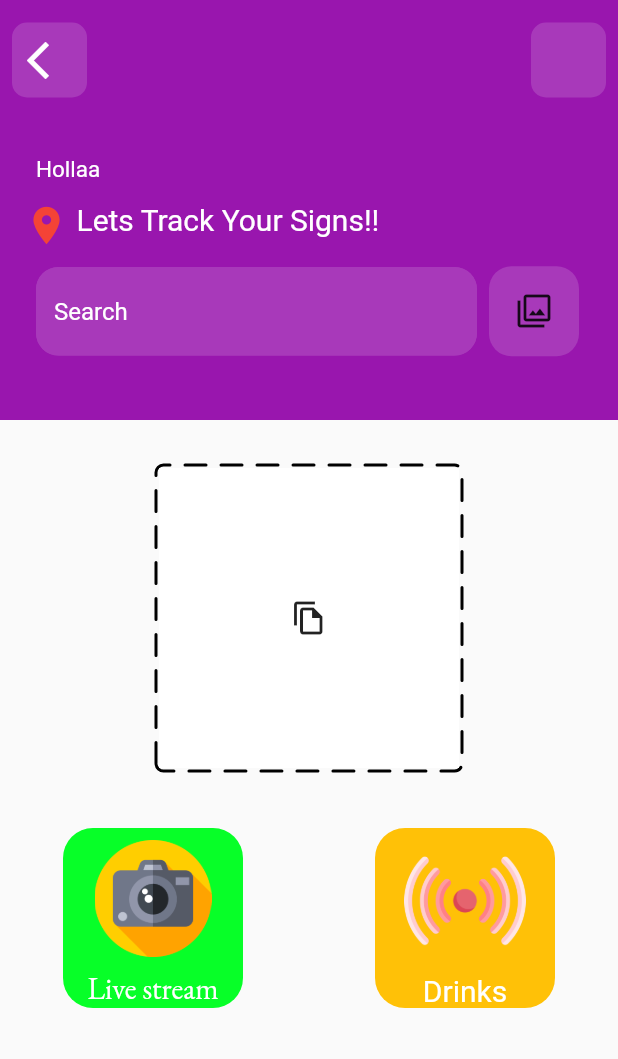
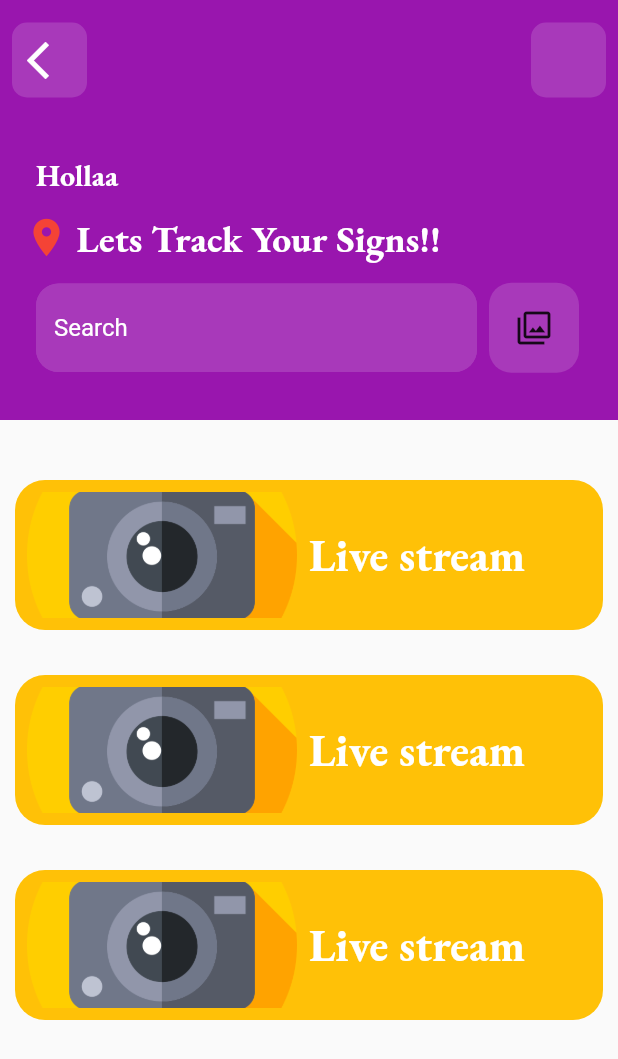
Before and after one commit to sheraz-bajwa/ML_project_Flutter, a Flutter app: the screen it shows after launch, on a phone screen of 412 x 824 dp. Shown: the top 1059 px of the screen. Run offline on Flutter 3.47's test engine with Material 2 defaults, Android fonts, the phone set to English and light mode, and no system bars; drawn by our look-alikes of dotted_border; our stand-ins replace camera, google_fonts, image_picker; missing offline and left inert: flutter_tflite, tflite_flutter.

Commit message:
first commit

```diff
--- a/tf/lib/Landing.dart
+++ b/tf/lib/Landing.dart
@@ -164,10 +164,16 @@ class _LandingState extends State<Landing> {
                     children: [
                       Padding(
                         padding: const EdgeInsets.all(8.0),
-                        child: Text(
-                          "Hollaa",
-                          style: TextStyle(fontSize: 15, color: Colors.white),
+                        child: text(
+                          color: Colors.white,
+                          data: 'Hollaa',
+                          size: 20,
+                          Bold: FontWeight.bold,
                         ),
+                        // Text(
+                        //   "Hollaa",
+                        //   style: TextStyle(fontSize: 15, color: Colors.white),
+                        // ),
                       ),
                       SizedBox(
                         height: 5,
@@ -184,10 +190,16 @@ class _LandingState extends State<Landing> {
                           SizedBox(
                             width: 5,
                           ),
-                          Text(
-                            'Lets Track Your Signs!! ',
-                            style: TextStyle(fontSize: 20, color: Colors.white),
+                          text(
+                            color: Colors.white,
+                            data: 'Lets Track Your Signs!! ',
+                            size: 25,
+                            Bold: FontWeight.bold,
                           ),
+                          // Text(
+                          //   'Lets Track Your Signs!! ',
+                          //   style: TextStyle(fontSize: 20, color: Colors.white),
+                          // ),
                         ],
                       ),
                       SizedBox(
@@ -241,7 +253,9 @@ class _LandingState extends State<Landing> {
                   ),
                 ),
               ),
-              Column(
+              Padding(
+                padding: const EdgeInsets.all(10.0),
+                child: Column(
                   mainAxisAlignment: MainAxisAlignment.spaceEvenly,
                   crossAxisAlignment: CrossAxisAlignment.center,
                   children: [
@@ -296,55 +310,12 @@ class _LandingState extends State<Landing> {
                     SizedBox(
                       height: 30,
                     ),
-                  GestureDetector(
-                    onTap: () {
-                      Navigator.push(context,
-                          MaterialPageRoute(builder: (context) => Gallery()));
-                    },
-                    child: DottedBorder(
-                      dashPattern: [14, 10],
-                      strokeWidth: 2,
-                      strokeCap: StrokeCap.round,
-                      borderType: BorderType.RRect,
-                      radius: Radius.circular(5),
-                      child: Container(
-                        height: 200,
-                        width: 200,
-                        child: IconButton(
-                            onPressed: () {
-                              Navigator.push(
-                                  context,
-                                  MaterialPageRoute(
-                                      builder: (context) => Gallery()));
-                            },
-                            icon: Icon(Icons.file_copy_outlined)),
-                        color: Colors.white,
-                      ),
-                    ),
-                  ),
-                  SizedBox(
-                    height: 30,
-                  ),
-                  Padding(
-                    padding: const EdgeInsets.all(8.0),
-                    child: Row(
-                        mainAxisAlignment: MainAxisAlignment.spaceEvenly,
-                        children: [
-                          GestureDetector(
-                            onTap: () {
-                              Navigator.push(
-                                  context,
-                                  MaterialPageRoute(
-                                      builder: (context) => LiveStream()));
-                            },
-                            child: Expanded(
-                                child: Container(
+                    Container(
+                      height: 100,
+                      width: double.infinity,
                       decoration: BoxDecoration(
-                                borderRadius: BorderRadius.circular(20),
-                                color: const Color.fromARGB(255, 7, 255, 40),
-                              ),
-                              child: Column(
-                                mainAxisAlignment: MainAxisAlignment.center,
+                          color: Colors.amber,
+                          borderRadius: BorderRadius.circular(20)),child: Row(
                         children: [
                           Expanded(
                             child: Padding(
@@ -355,61 +326,196 @@ class _LandingState extends State<Landing> {
                               ),
                             ),
                           ),
-                                  text(
+                          Expanded(
+                            child: text(
                               color: Colors.white,
                               data: 'Live stream',
-                                    size: 20,
+                              size: 30,
+                              Bold: FontWeight.bold,
+                            ),
                           ),
                         ],
                       ),
-                              height: 120,
-                              width: 120,
-                            )),
                     ),
                     SizedBox(
-                            width: 20,
+                      height: 30,
                     ),
-                          GestureDetector(
-                            onTap: () {
-                              Navigator.push(
-                                  context,
-                                  MaterialPageRoute(
-                                      builder: (context) => Camera()));
-                            },
-                            child: Expanded(
-                                child: Container(
+                    Container(
+                      height: 100,
+                      width: double.infinity,
                       decoration: BoxDecoration(
-                                borderRadius: BorderRadius.circular(20),
                           color: Colors.amber,
-                              ),
-                              height: 120,
-                              width: 120,
-                              child: Column(
-                                mainAxisAlignment: MainAxisAlignment.center,
+                          borderRadius: BorderRadius.circular(20)),
+                      child: Row(
                         children: [
                           Expanded(
                             child: Padding(
                               padding: const EdgeInsets.all(8.0),
                               child: Image.asset(
-                                        'assets/live.png',
+                                'assets/photo.png',
                                 fit: BoxFit.cover,
                               ),
                             ),
                           ),
-                                  Text(
-                                    'Drinks',
-                                    style: TextStyle(
-                                        color: Colors.white, fontSize: 20),
-                                  )
+                          Expanded(
+                            child: text(
+                              color: Colors.white,
+                              data: 'Live stream',
+                              size: 30,
+                              Bold: FontWeight.bold,
+                            ),
+                          ),
                         ],
                       ),
-                            )),
                     ),
+                    SizedBox(
+                      height: 30,
+                    ),
+                    Container(
+                      height: 100,
+                      width: double.infinity,
+                      decoration: BoxDecoration(
+                          color: Colors.amber,
+                          borderRadius: BorderRadius.circular(20)),
+                    child: Row(
+                        children: [
+                          Expanded(
+                            child: Padding(
+                              padding: const EdgeInsets.all(8.0),
+                              child: Image.asset(
+                                'assets/photo.png',
+                                fit: BoxFit.cover,
+                              ),
+                            ),
+                          ),
+                          Expanded(
+                            child: text(
+                              color: Colors.white,
+                              data: 'Live stream',
+                              size: 30,
+                              Bold: FontWeight.bold,
+                            ),
+                          ),
+                        ],
+                      ),)
+                    // GestureDetector(
+                    //   onTap: () {
+                    //     Navigator.push(context,
+                    //         MaterialPageRoute(builder: (context) => Gallery()));
+                    //   },
+                    //   child: DottedBorder(
+                    //     dashPattern: [14, 10],
+                    //     strokeWidth: 2,
+                    //     color: Colors.blue,
+                    //     strokeCap: StrokeCap.round,
+                    //     borderType: BorderType.RRect,
+                    //     radius: Radius.circular(5),
+                    //     child: Container(
+                    //       height: 200,
+                    //       width: 200,
+                    //       child: IconButton(
+                    //           onPressed: () {
+                    //             Navigator.push(
+                    //                 context,
+                    //                 MaterialPageRoute(
+                    //                     builder: (context) => Gallery()));
+                    //           },
+                    //           icon: Icon(Icons.file_copy_outlined)),
+                    //       color: Colors.white,
+                    //     ),
+                    //   ),
+                    // ),
+                    // SizedBox(
+                    //   height: 30,
+                    // ),
+                    // Padding(
+                    //   padding: const EdgeInsets.all(8.0),
+                    //   child: Row(
+                    //       mainAxisAlignment: MainAxisAlignment.spaceEvenly,
+                    //       children: [
+                    //         GestureDetector(
+                    //           onTap: () {
+                    //             Navigator.push(
+                    //                 context,
+                    //                 MaterialPageRoute(
+                    //                     builder: (context) => LiveStream()));
+                    //           },
+                    //           child: Expanded(
+                    //               child: Container(
+                    //             decoration: BoxDecoration(
+                    //               borderRadius: BorderRadius.circular(20),
+                    //               color: const Color.fromARGB(255, 7, 255, 40),
+                    //             ),
+                    //             child: Column(
+                    //               mainAxisAlignment: MainAxisAlignment.center,
+                    //               children: [
+                    //                 Expanded(
+                    //                   child: Padding(
+                    //                     padding: const EdgeInsets.all(8.0),
+                    //                     child: Image.asset(
+                    //                       'assets/photo.png',
+                    //                       fit: BoxFit.cover,
+                    //                     ),
+                    //                   ),
+                    //                 ),
+                    //                 text(
+                    //                   color: Colors.white,
+                    //                   data: 'Live stream',
+                    //                   size: 20,
+                    //                   Bold: FontWeight.bold,
+                    //                 ),
+                    //               ],
+                    //             ),
+                    //             height: 120,
+                    //             width: 120,
+                    //           )),
+                    //         ),
+                    //         SizedBox(
+                    //           width: 20,
+                    //         ),
+                    //         GestureDetector(
+                    //           onTap: () {
+                    //             Navigator.push(
+                    //                 context,
+                    //                 MaterialPageRoute(
+                    //                     builder: (context) => Camera()));
+                    //           },
+                    //           child: Expanded(
+                    //               child: Container(
+                    //             decoration: BoxDecoration(
+                    //               borderRadius: BorderRadius.circular(20),
+                    //               color: Colors.amber,
+                    //             ),
+                    //             height: 120,
+                    //             width: 120,
+                    //             child: Column(
+                    //               mainAxisAlignment: MainAxisAlignment.center,
+                    //               children: [
+                    //                 Expanded(
+                    //                   child: Padding(
+                    //                     padding: const EdgeInsets.all(8.0),
+                    //                     child: Image.asset(
+                    //                       'assets/live.png',
+                    //                       fit: BoxFit.cover,
+                    //                     ),
+                    //                   ),
+                    //                 ),
+                    //                 text(
+                    //                   color: Colors.white,
+                    //                   data: 'Live stream',
+                    //                   size: 20,
+                    //                   Bold: FontWeight.bold,
+                    //                 ),
+                    //               ],
+                    //             ),
+                    //           )),
+                    //         ),
 
-                          // Container(color: Colors.amber,)
-                        ]),
-                  )
+                    //         // Container(color: Colors.amber,)
+                    //       ]),
+                    // )
                   ],
+                ),
               ),
 
               // ContainerGrid(),
```
Also changed, not shown: tf/lib/GalleryPick.dart (+29 -14 lines), tf/lib/LiveStream.dart (+8 -6 lines). Lines whose indentation alone changed are shown as unchanged.
